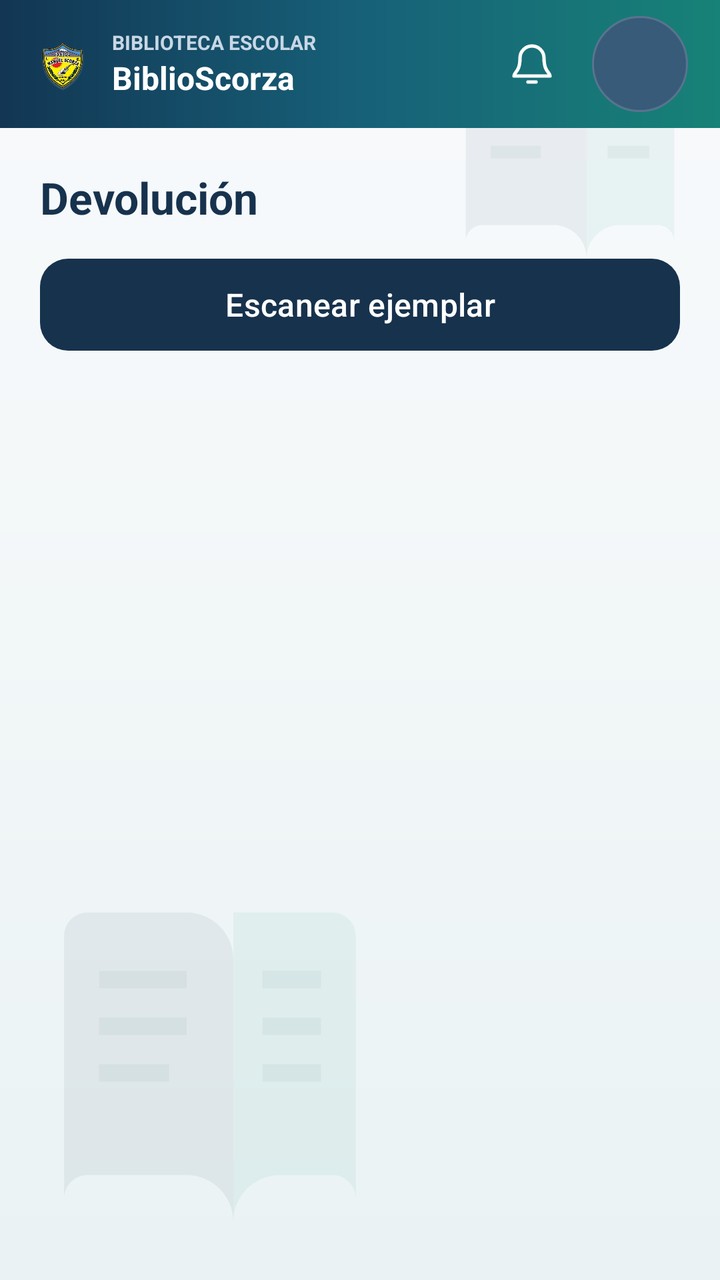
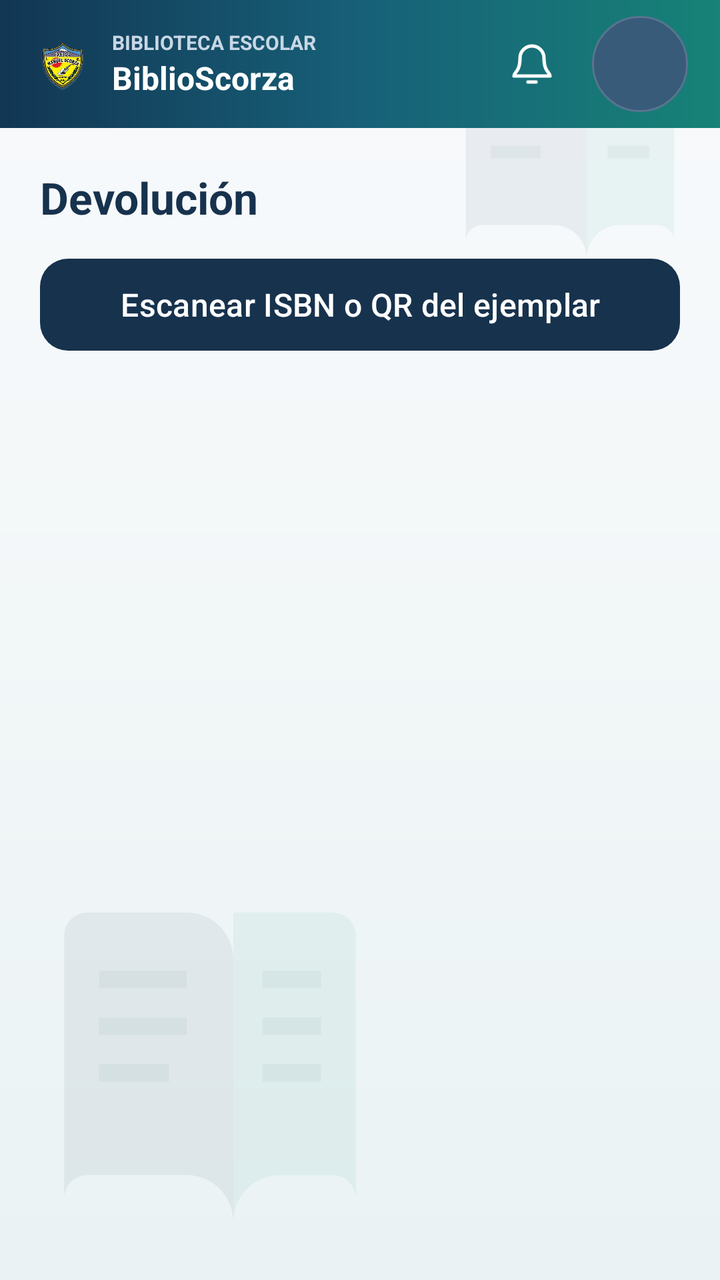

Before-and-after screenshots of an Android layout around one commit, followed by the original layout XML and the change that was made.
<!-- AndroidManifest.xml: application theme Theme.BiblioScorza -->
<!-- res/layout/activity_devolucion.xml -->
<?xml version="1.0" encoding="utf-8"?>
<LinearLayout xmlns:android="http://schemas.android.com/apk/res/android"
    android:layout_width="match_parent" android:layout_height="match_parent"
    android:background="@drawable/bg_library_canvas"
    android:orientation="vertical">
    <include layout="@layout/view_top_bar" />
    <ScrollView android:layout_width="match_parent" android:layout_height="0dp"
        android:layout_weight="1">
    <LinearLayout android:layout_width="match_parent" android:layout_height="wrap_content"
        android:orientation="vertical" android:padding="20dp">
        <TextView style="@style/BsTitle" android:layout_width="wrap_content" android:layout_height="wrap_content" android:text="Devolución" />
        <Button android:id="@+id/btnScan" style="@style/BsButton" android:text="Escanear ejemplar" />
        <TextView android:id="@+id/tvDatos" style="@style/BsText" />
        <Spinner android:id="@+id/spResultado" style="@style/BsInput" android:visibility="gone" />
        <EditText android:id="@+id/etObs" style="@style/BsInput" android:hint="Observaciones" android:inputType="textMultiLine|textCapSentences" android:visibility="gone" />
        <TextView android:id="@+id/tvMsg" style="@style/BsText" />
        <Button android:id="@+id/btnConfirmar" style="@style/BsButton" android:text="Confirmar devolución" android:visibility="gone" />
    </LinearLayout>
    </ScrollView>
</LinearLayout>
<!-- res/layout/view_top_bar.xml (included above) -->
<?xml version="1.0" encoding="utf-8"?>
<LinearLayout xmlns:android="http://schemas.android.com/apk/res/android"
    android:layout_width="match_parent"
    android:layout_height="64dp"
    android:background="@drawable/bg_top_bar"
    android:gravity="center_vertical"
    android:orientation="horizontal"
    android:paddingStart="16dp"
    android:paddingEnd="16dp">

    <ImageButton
        android:id="@+id/btnVolver"
        android:layout_width="44dp"
        android:layout_height="44dp"
        android:background="?attr/selectableItemBackgroundBorderless"
        android:contentDescription="Volver"
        android:padding="12dp"
        android:src="@drawable/ic_arrow_back"
        android:tint="#FFFFFF"
        android:visibility="gone" />

    <ImageView
        android:layout_width="30dp"
        android:layout_height="36dp"
        android:contentDescription="Escudo de Biblioteca-Scorza"
        android:scaleType="fitCenter"
        android:src="@drawable/escudo_colegio_transparente" />

    <LinearLayout
        android:layout_width="0dp"
        android:layout_height="wrap_content"
        android:layout_marginStart="10dp"
        android:layout_weight="1"
        android:orientation="vertical">

        <TextView
            android:layout_width="match_parent"
            android:layout_height="wrap_content"
            android:ellipsize="end"
            android:maxLines="1"
            android:text="BIBLIOTECA ESCOLAR"
            android:textColor="#C8D7E5"
            android:textSize="10sp"
            android:textStyle="bold" />

        <TextView
            android:layout_width="match_parent"
            android:layout_height="wrap_content"
            android:ellipsize="end"
            android:maxLines="1"
            android:text="BiblioScorza"
            android:textColor="#FFFFFF"
            android:textSize="16sp"
            android:textStyle="bold" />
    </LinearLayout>

    <FrameLayout
        android:id="@+id/btnNotificaciones"
        android:layout_width="48dp"
        android:layout_height="48dp"
        android:layout_marginStart="4dp"
        android:background="@drawable/bg_top_bar_action_ripple"
        android:clickable="true"
        android:contentDescription="Notificaciones"
        android:focusable="true">

        <ImageView
            android:layout_width="24dp"
            android:layout_height="24dp"
            android:layout_gravity="center"
            android:contentDescription="@null"
            android:src="@drawable/ic_notifications"
            android:tint="#FFFFFF" />

        <TextView
            android:id="@+id/tvNotificaciones"
            android:layout_width="18dp"
            android:layout_height="18dp"
            android:layout_gravity="top|end"
            android:background="@drawable/bg_top_bar_badge"
            android:gravity="center"
            android:textColor="#FFFFFF"
            android:textSize="10sp"
            android:textStyle="bold"
            android:visibility="gone" />
    </FrameLayout>

    <TextView
        android:id="@+id/btnPerfil"
        android:layout_width="48dp"
        android:layout_height="48dp"
        android:layout_marginStart="6dp"
        android:background="@drawable/bg_top_bar_avatar_ripple"
        android:clickable="true"
        android:contentDescription="Abrir perfil del usuario"
        android:focusable="true"
        android:gravity="center"
        android:minHeight="48dp"
        android:minWidth="48dp"
        android:textColor="#FFFFFF"
        android:textSize="14sp"
        android:textStyle="bold" />
</LinearLayout>
<!-- resources referenced by this layout -->
<resources>
  <!-- drawable bg_top_bar (drawable) -->
  <?xml version="1.0" encoding="utf-8"?>
  <shape xmlns:android="http://schemas.android.com/apk/res/android">
      <gradient
          android:angle="0"
          android:centerColor="#176078"
          android:endColor="#178277"
          android:startColor="#123653"
          android:type="linear" />
      <corners android:radius="0dp" />
  </shape>
  <!-- drawable bg_top_bar_action_ripple (drawable) -->
  <?xml version="1.0" encoding="utf-8"?>
  <ripple xmlns:android="http://schemas.android.com/apk/res/android"
      android:color="#55FFFFFF">
      <item android:id="@android:id/mask">
          <shape android:shape="oval">
              <solid android:color="#FFFFFFFF" />
          </shape>
      </item>
  </ripple>
  <!-- drawable bg_top_bar_avatar_ripple (drawable) -->
  <?xml version="1.0" encoding="utf-8"?>
  <ripple xmlns:android="http://schemas.android.com/apk/res/android"
      android:color="#66FFFFFF">
      <item android:drawable="@drawable/bg_top_bar_avatar" />
      <item android:id="@android:id/mask">
          <shape android:shape="oval">
              <solid android:color="#FFFFFFFF" />
          </shape>
      </item>
  </ripple>
  <!-- drawable bg_top_bar_badge (drawable) -->
  <?xml version="1.0" encoding="utf-8"?>
  <shape xmlns:android="http://schemas.android.com/apk/res/android">
      <solid android:color="#D93445" />
      <corners android:radius="50dp" />
  </shape>
  <!-- drawable ic_arrow_back (drawable) -->
  <vector xmlns:android="http://schemas.android.com/apk/res/android"
      android:width="24dp" android:height="24dp"
      android:viewportWidth="24" android:viewportHeight="24">
      <path android:fillColor="#FF000000"
          android:pathData="M20,12v-2H7.83l5.59,-5.59L12,3l-9,8 9,9 1.41,-1.41L7.83,12H20z" />
  </vector>
  <style name="BsButton" parent="Widget.Material3.Button">
          <item name="android:layout_width">match_parent</item>
          <item name="android:layout_height">54dp</item>
          <item name="android:layout_marginTop">12dp</item>
          <item name="android:textSize">16sp</item>
          <item name="cornerRadius">14dp</item>
      </style>
  <style name="BsText">
          <item name="android:layout_width">match_parent</item>
          <item name="android:layout_height">wrap_content</item>
          <item name="android:layout_marginTop">8dp</item>
          <item name="android:textSize">15sp</item>
          <item name="android:textColor">#1E293B</item>
      </style>
  <style name="BsTitle">
          <item name="android:textSize">22sp</item>
          <item name="android:textStyle">bold</item>
          <item name="android:textColor">#17324D</item>
      </style>
  <style name="Theme.BiblioScorza" parent="Theme.Material3.Light.NoActionBar">
          <item name="colorPrimary">#17324D</item>
          <item name="colorOnPrimary">#FFFFFF</item>
          <item name="colorSecondary">#168C83</item>
          <item name="android:statusBarColor">#10263A</item>
          <item name="android:navigationBarColor">#F3F7FA</item>
          <item name="android:windowLightNavigationBar">true</item>
          <item name="android:windowBackground">#F3F7FA</item>
      </style>
  <!-- drawable bg_top_bar_avatar (drawable) -->
  <?xml version="1.0" encoding="utf-8"?>
  <shape xmlns:android="http://schemas.android.com/apk/res/android" android:shape="oval">
      <solid android:color="#385B7A" />
      <stroke android:width="1dp" android:color="#58748E" />
  </shape>
  <!-- drawable input_bg (drawable) -->
  <?xml version="1.0" encoding="utf-8"?>
  <shape xmlns:android="http://schemas.android.com/apk/res/android" android:shape="rectangle">
      <solid android:color="#FFFFFF" />
      <stroke android:width="1dp" android:color="#D6E0E8" />
      <corners android:radius="12dp" />
  </shape>
  <!-- unchanged entries left out for length: 5 -->
</resources>

<!-- the commit's change to res/layout/activity_devolucion.xml (unified diff, before → after) -->
@@ -9,7 +9,13 @@
     <LinearLayout android:layout_width="match_parent" android:layout_height="wrap_content"
         android:orientation="vertical" android:padding="20dp">
         <TextView style="@style/BsTitle" android:layout_width="wrap_content" android:layout_height="wrap_content" android:text="Devolución" />
-        <Button android:id="@+id/btnScan" style="@style/BsButton" android:text="Escanear ejemplar" />
+        <Button android:id="@+id/btnScan" style="@style/BsButton" android:text="Escanear ISBN o QR del ejemplar" />
+        <TextView android:id="@+id/tvListaTitulo" style="@style/BsText"
+            android:text="Préstamos activos de este libro"
+            android:textStyle="bold" android:visibility="gone" />
+        <ListView android:id="@+id/lvPrestamos" android:layout_width="match_parent"
+            android:layout_height="220dp" android:choiceMode="singleChoice"
+            android:dividerHeight="1dp" android:visibility="gone" />
         <TextView android:id="@+id/tvDatos" style="@style/BsText" />
         <Spinner android:id="@+id/spResultado" style="@style/BsInput" android:visibility="gone" />
         <EditText android:id="@+id/etObs" style="@style/BsInput" android:hint="Observaciones" android:inputType="textMultiLine|textCapSentences" android:visibility="gone" />
